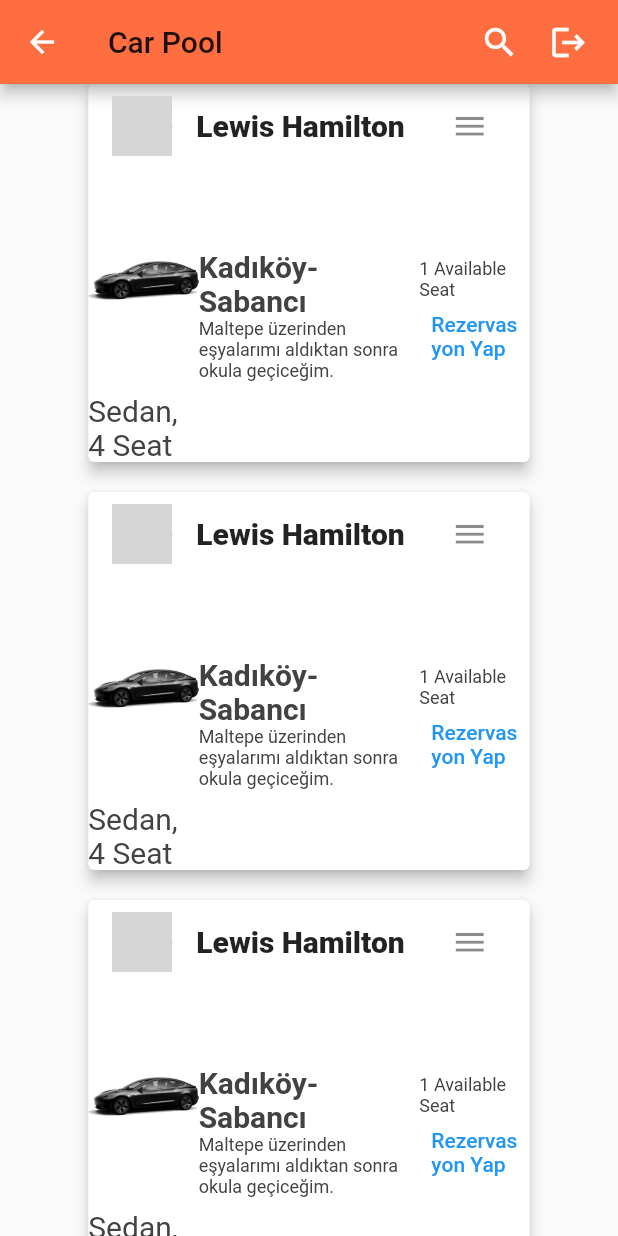
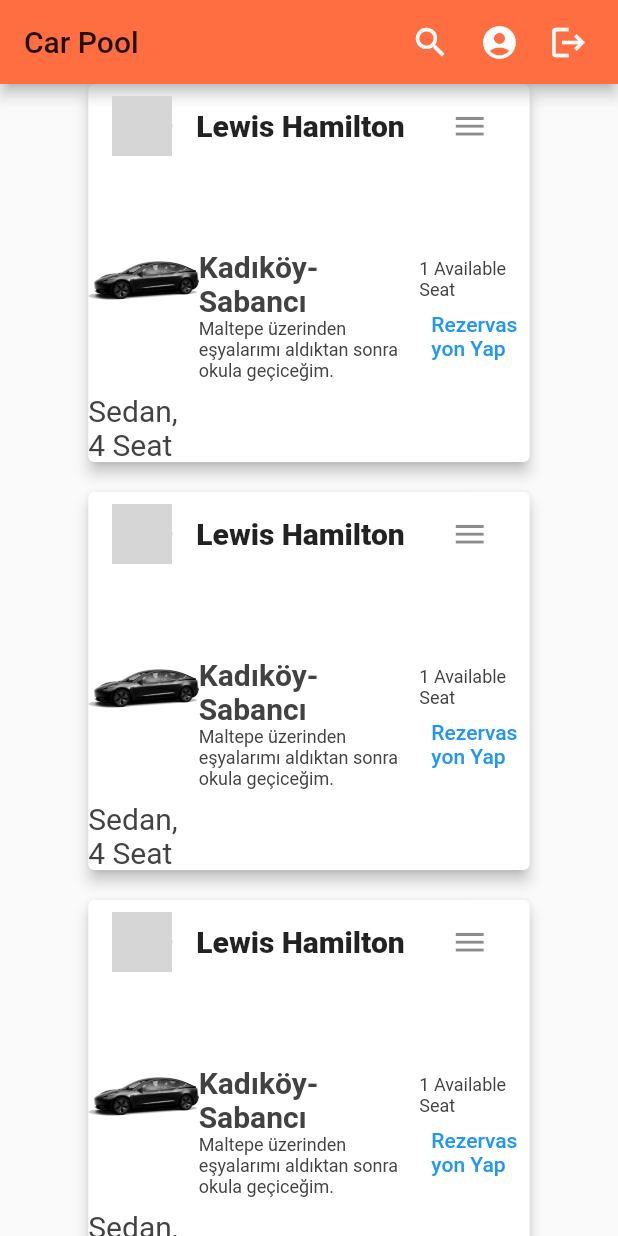
Before and after one commit to capraztarik/Ride-Car-Sharing, a Flutter app: the Feed screen opened by its route, on a phone screen of 412 x 824 dp. Run offline on Flutter 3.47's test engine with Material 2 defaults, Android fonts, the light colour scheme and no system bars; our stand-ins replace pin_code_fields; accounts and stored records are empty; network calls fail; grey boxes are pictures that could not be loaded.

Commit message:
profile and verification page added.

```diff
--- a/lib/CustomViews/post_detail.dart
+++ b/lib/CustomViews/post_detail.dart
@@ -8,7 +8,6 @@ class PostDetail extends StatefulWidget{
   );
 }
 class _PostDetail extends State<PostDetail> {
-
   buildProfileCard() {
     return Container(
         decoration: BoxDecoration(
--- a/lib/Screens/feed.dart
+++ b/lib/Screens/feed.dart
@@ -3,6 +3,7 @@ import 'package:http/http.dart' as http;
 import 'package:car_pool/CustomViews/post_view.dart';
 import 'package:car_pool/Models/post_model.dart';
 import 'package:flutter/material.dart';
+import 'package:car_pool/Screens/profile.dart';
 
 import 'login.dart';
 
@@ -59,17 +60,10 @@ class _Feed extends State<Feed>{
 
   @override
   Widget build(BuildContext context) {
-    if (firstLoad) {
-      return Scaffold(
-          body: SafeArea(
-            child: Center(
-                child: Container(
-                    height: 50, width: 50, child: CircularProgressIndicator())),
-          ));
-    } else {
       return Scaffold(
         appBar: AppBar(
           backgroundColor: Colors.deepOrangeAccent,
+          automaticallyImplyLeading: false,
           title: Text(
             "Car Pool",
             style: TextStyle(
@@ -80,12 +74,27 @@ class _Feed extends State<Feed>{
             Padding(
                 padding: EdgeInsets.only(right: 20.0),
                 child: InkWell(
-                  onTap: () {},
+                  onTap: () {
+                  },
                   child: Icon(
                     Icons.search,
                     size: 26.0,
                   ),
                 )
+            ),
+            Builder(
+              builder: (context) =>Padding(
+                padding: EdgeInsets.only(right: 20.0),
+                child: InkWell(
+                  onTap: () {
+                    Scaffold.of(context).openEndDrawer();
+                  },
+                  child: Icon(
+                    Icons.account_circle_sharp,
+                    size: 26.0,
+                  ),
+                )
+            ),
             ),
             Padding(
                 padding: EdgeInsets.only(right: 20.0),
@@ -99,6 +108,47 @@ class _Feed extends State<Feed>{
             ),
           ],
         ),
+        endDrawer: Drawer(
+          child:ListView(
+            children: <Widget>[
+              Container(
+                height:MediaQuery.of(context).size.height/3,
+                child:Expanded(
+                  child:UserAccountsDrawerHeader(
+                  decoration: BoxDecoration(
+                    color: Colors.blue,
+                  ),
+                  accountEmail: Expanded(
+                            flex:1,
+                            child: Text("mesutozil@gmail.com"),
+                  ),
+                  accountName: Expanded(
+                    flex:1,
+                    child: Text("Mesut Özil"),
+                  ),
+                  currentAccountPicture: new CircleAvatar(
+                    radius: 120.0,
+                    backgroundColor: const Color(0xFF778899),
+                    backgroundImage:
+                    NetworkImage("https://i20.haber7.net/resize/1300x731//haber/haber7/photos/2021/11/devrekliler_maci_mesut_ozilin_locasindan_izledi_1615873131_6892.jpg"),
+                  ),
+                  currentAccountPictureSize: Size(144,144),
+                ),),
+              ),
+              ListTile(
+                title: Text('Driver Rating'),
+                trailing:Text('%98',style:TextStyle(color:Colors.green)),
+                // You can write the navigation code in this block of function,
+                // So you can navigate to the other page.
+              ),
+              ListTile(
+                title: Text('Edit Profile'),
+                onTap: () {},
+                // To make the list tile clickable I added empty function block
+              ),
+            ]
+        ),
+      ),
         body:SingleChildScrollView(
           child:Flex(
             direction: Axis.horizontal,
@@ -134,7 +184,7 @@ class _Feed extends State<Feed>{
             ),
           ),*/
       );
-    }
+
   }
 
   Future<void> getPosts() async {
--- a/lib/main.dart
+++ b/lib/main.dart
@@ -24,7 +24,7 @@ class _MyAppState extends State<MyApp> {
   @override
   Widget build(BuildContext context) {
     return MaterialApp(
-      home: Profile(),
+      home: Feed(),
       debugShowCheckedModeBanner: false,
       routes: {
         '/feed': (context) => Feed(),
```
Also changed, not shown: lib/CustomViews/post_view.dart (+11 -12 lines), lib/Screens/profile.dart (+29 -30 lines), lib/Screens/verification.dart (+7 -1 lines).
